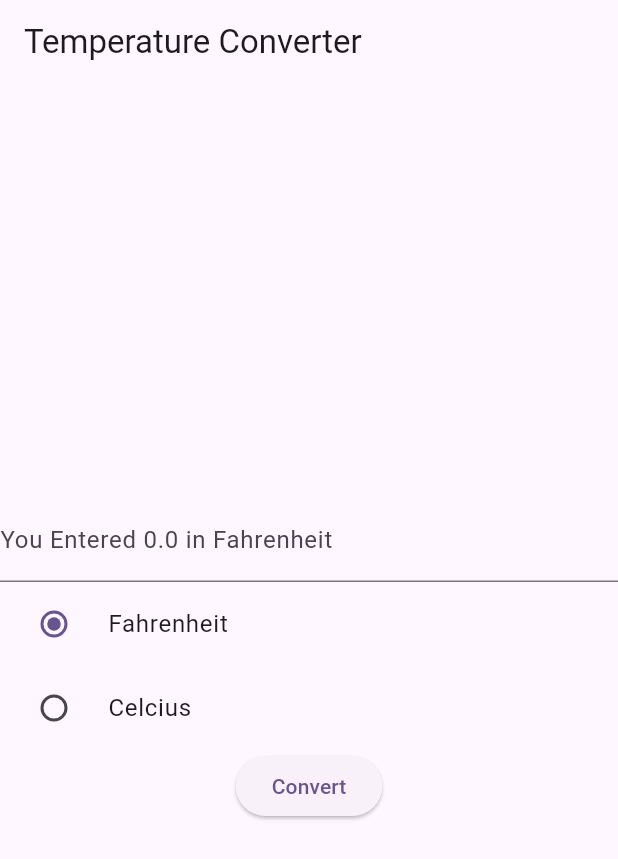
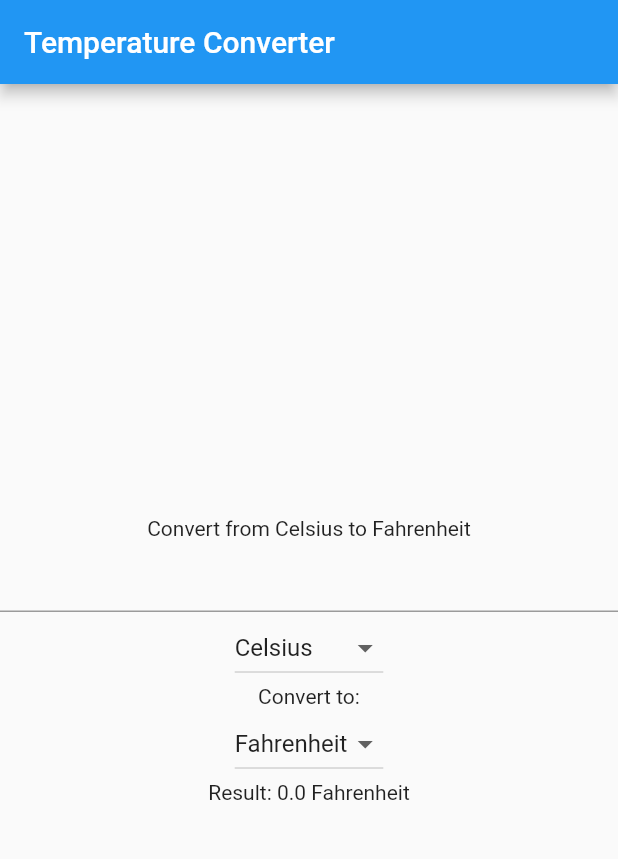
Before and after one commit to ibrahimfe/flutter_temperature_converter, a Flutter app: the screen it shows after launch, on a phone screen of 412 x 824 dp. Shown: the top 859 px of the screen. Run offline on Flutter 3.47's test engine with Material 2 defaults, Android fonts, the phone set to English and light mode, and no system bars.

Commit message:
changing the layout

```diff
--- a/lib/main.dart
+++ b/lib/main.dart
@@ -1,91 +1,98 @@
 import 'package:flutter/material.dart';
 
 void main() {
-  runApp(const MyApp());
+  runApp(TemperatureConverterApp());
 }
 
-class MyApp extends StatelessWidget {
-  const MyApp({super.key});
+class TemperatureConverterApp extends StatefulWidget {
+  @override
+  _TemperatureConverterAppState createState() =>
+      _TemperatureConverterAppState();
+}
 
-  // This widget is the root of your application.
+class _TemperatureConverterAppState extends State<TemperatureConverterApp> {
+  double _inputValue = 0;
+  String _fromUnit = 'Celsius';
+  String _toUnit = 'Fahrenheit';
+  double _result = 0;
+
   @override
   Widget build(BuildContext context) {
     return MaterialApp(
-      title: 'Temperature Converter',
-      theme: ThemeData(
-        colorScheme: ColorScheme.fromSeed(seedColor: Colors.deepPurple),
-        useMaterial3: true,
+      home: Scaffold(
+        appBar: AppBar(
+          title: Text('Temperature Converter'),
         ),
-      home: const MyHomePage(title: 'Temperature Converter'),
-    );
-  }
-}
-
-class MyHomePage extends StatefulWidget {
-  const MyHomePage({super.key, required this.title});
-
-  final String title;
-
-  @override
-  State<MyHomePage> createState() => _MyHomePageState();
-}
-
-class _MyHomePageState extends State<MyHomePage> {
-  double inTemp = 0.0, outTemp = 0.0;
-  bool isFah = true;
-
-  @override
-  Widget build(BuildContext context) {
-    return Scaffold(
-      appBar: AppBar(
-        title: Text("Temperature Converter"),
-      ),
-      body: Column(
+        body: Center(
+          child: Column(
             mainAxisAlignment: MainAxisAlignment.center,
             children: <Widget>[
-          TextField(
-            decoration: InputDecoration(
-              hintText: 'Enter Temperature',
-              labelText: isFah
-                  ? "You Entered $inTemp in Fahrenheit"
-                  : "You Entered $inTemp in Celcius",
-            ),
+              Text('Convert from $_fromUnit to $_toUnit'),
+              TextFormField(
                 keyboardType: TextInputType.number,
-            onChanged: (newValue) {
+                onChanged: (value) {
                   setState(() {
-                try {
-                  inTemp = double.parse(newValue);
-                } catch (e) {
-                  //
-                }
+                    _inputValue = double.tryParse(value) ?? 0;
+                    _convertTemperature();
                   });
                 },
               ),
-          RadioListTile(
-            value: true,
-            groupValue: isFah,
-            onChanged: (newValue) {
+              DropdownButton<String>(
+                value: _fromUnit,
+                onChanged: (value) {
                   setState(() {
-                isFah = newValue!;
+                    _fromUnit = value!;
+                    _convertTemperature();
                   });
                 },
-            title: Text("Fahrenheit"),
+                items: <String>['Celsius', 'Fahrenheit', 'Kelvin']
+                    .map<DropdownMenuItem<String>>((String value) {
+                  return DropdownMenuItem<String>(
+                    value: value,
+                    child: Text(value),
+                  );
+                }).toList(),
               ),
-          RadioListTile(
-            value: false,
-            groupValue: isFah,
-            onChanged: (newValue) {
+              Text('Convert to:'),
+              DropdownButton<String>(
+                value: _toUnit,
+                onChanged: (value) {
                   setState(() {
-                isFah = newValue!;
+                    _toUnit = value!;
+                    _convertTemperature();
                   });
                 },
-            title: Text("Celcius"),
+                items: <String>['Celsius', 'Fahrenheit', 'Kelvin']
+                    .map<DropdownMenuItem<String>>((String value) {
+                  return DropdownMenuItem<String>(
+                    value: value,
+                    child: Text(value),
+                  );
+                }).toList(),
               ),
-          ElevatedButton(
-
-            onPressed: () {}, child: Text("Convert"))
+              Text('Result: $_result $_toUnit'),
             ],
+          ),
+        ),
       ),
     );
   }
+
+  void _convertTemperature() {
+    if (_fromUnit == 'Celsius' && _toUnit == 'Fahrenheit') {
+      _result = (_inputValue * 9 / 5) + 32;
+    } else if (_fromUnit == 'Fahrenheit' && _toUnit == 'Celsius') {
+      _result = (_inputValue - 32) * 5 / 9;
+    } else if (_fromUnit == 'Celsius' && _toUnit == 'Kelvin') {
+      _result = _inputValue + 273.15;
+    } else if (_fromUnit == 'Kelvin' && _toUnit == 'Celsius') {
+      _result = _inputValue - 273.15;
+    } else if (_fromUnit == 'Fahrenheit' && _toUnit == 'Kelvin') {
+      _result = (_inputValue - 32) * 5 / 9 + 273.15;
+    } else if (_fromUnit == 'Kelvin' && _toUnit == 'Fahrenheit') {
+      _result = (_inputValue - 273.15) * 9 / 5 + 32;
+    } else {
+      _result = _inputValue;
     }
+  }
+}
```
Lines whose indentation alone changed are shown as unchanged.
